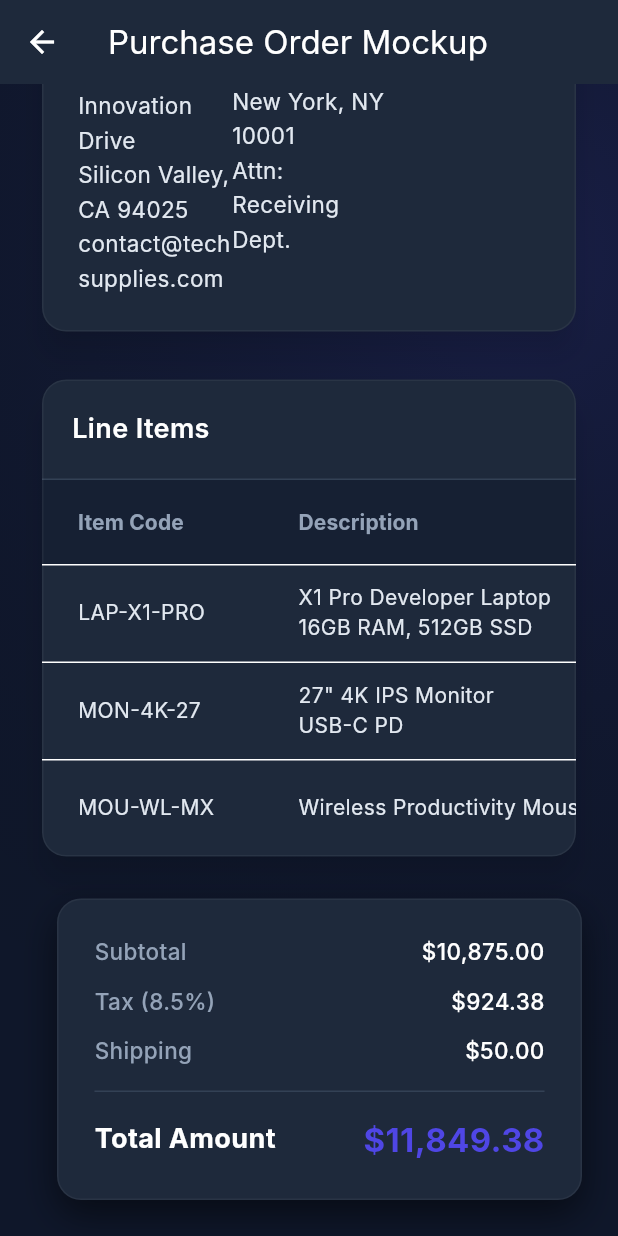
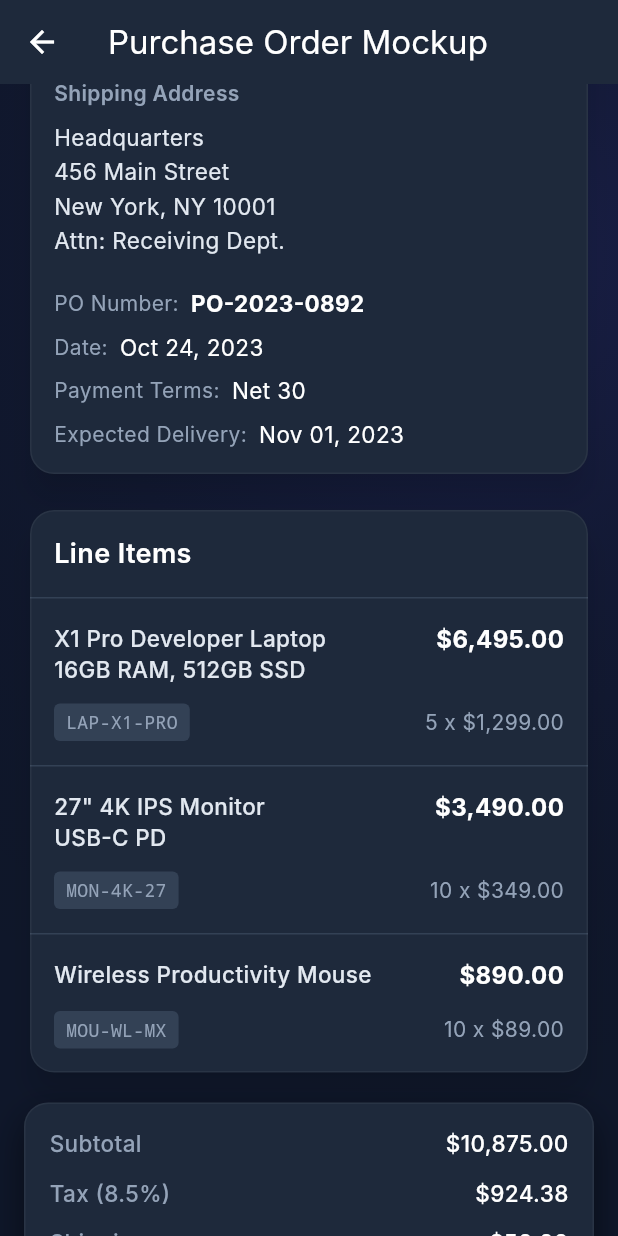
Before and after one commit to eruibal/Projects, a Flutter app: the PurchaseOrderScreen screen opened directly, scrolled down 235 dp, on a phone screen of 412 x 824 dp. Run offline on Flutter 3.47's test engine with Material 3 defaults, Android fonts, the phone set to English and light mode, and no system bars; Roboto replaces fonts that are missing (Inter).

Commit message:
feat: add responsive PurchaseOrderScreen mockup with vendor and line item details

```diff
--- a/Flutte-data-entry/flutter_form_app/lib/po_mockup.dart
+++ b/Flutte-data-entry/flutter_form_app/lib/po_mockup.dart
@@ -5,6 +5,7 @@ class PurchaseOrderScreen extends StatelessWidget {
 
   @override
   Widget build(BuildContext context) {
+    final isDesktop = MediaQuery.sizeOf(context).width > 768;
     return Scaffold(
       appBar: AppBar(
         title: const Text('Purchase Order Mockup'),
@@ -24,28 +25,23 @@ class PurchaseOrderScreen extends StatelessWidget {
           ),
         ),
         child: SingleChildScrollView(
-          padding: const EdgeInsets.all(24.0),
-          child: ConstrainedBox(
-            constraints: const BoxConstraints(maxWidth: 1000), // Max width for wider screens
-            child: Center(
+          padding: EdgeInsets.all(isDesktop ? 24.0 : 16.0),
           child: Column(
             crossAxisAlignment: CrossAxisAlignment.stretch,
             children: [
-                  _buildHeaderCard(),
-                  const SizedBox(height: 24),
-                  _buildDetailsCard(),
-                  const SizedBox(height: 24),
-                  _buildSummaryFooter(),
+              _buildHeaderCard(isDesktop),
+              SizedBox(height: isDesktop ? 24 : 16),
+              _buildDetailsCard(isDesktop),
+              SizedBox(height: isDesktop ? 24 : 16),
+              _buildSummaryFooter(isDesktop),
             ],
-              ),
-            ),
           ),
         ),
       ),
     );
   }
 
-  Widget _buildHeaderCard() {
+  Widget _buildHeaderCard(bool isDesktop) {
     return Card(
       color: const Color(0xFF1E293B),
       shape: RoundedRectangleBorder(
@@ -55,19 +51,21 @@ class PurchaseOrderScreen extends StatelessWidget {
       elevation: 8,
       shadowColor: Colors.black.withValues(alpha: 0.5),
       child: Padding(
-        padding: const EdgeInsets.all(24.0),
+        padding: EdgeInsets.all(isDesktop ? 24.0 : 16.0),
         child: Column(
           crossAxisAlignment: CrossAxisAlignment.start,
           children: [
             Row(
               mainAxisAlignment: MainAxisAlignment.spaceBetween,
               children: [
-                const Text(
+                Expanded(
+                  child: Text(
                     'Purchase Order',
                     style: TextStyle(
-                    fontSize: 24,
+                      fontSize: isDesktop ? 24 : 20,
                       fontWeight: FontWeight.bold,
                       color: Colors.white,
+                    ),
                   ),
                 ),
                 Container(
@@ -88,7 +86,8 @@ class PurchaseOrderScreen extends StatelessWidget {
                 ),
               ],
             ),
-            const Divider(height: 32, color: Color(0xFF334155)),
+            Divider(height: isDesktop ? 32 : 24, color: const Color(0xFF334155)),
+            if (isDesktop)
               Row(
                 crossAxisAlignment: CrossAxisAlignment.start,
                 children: [
@@ -108,15 +107,43 @@ class PurchaseOrderScreen extends StatelessWidget {
                     child: Column(
                       crossAxisAlignment: CrossAxisAlignment.end,
                       children: [
-                      _buildInfoRow('PO Number:', 'PO-2023-0892', isBold: true),
+                        _buildInfoRow('PO Number:', 'PO-2023-0892', isBold: true, isDesktop: isDesktop),
                         const SizedBox(height: 8),
-                      _buildInfoRow('Date:', 'Oct 24, 2023'),
+                        _buildInfoRow('Date:', 'Oct 24, 2023', isDesktop: isDesktop),
                         const SizedBox(height: 8),
-                      _buildInfoRow('Payment Terms:', 'Net 30'),
+                        _buildInfoRow('Payment Terms:', 'Net 30', isDesktop: isDesktop),
                         const SizedBox(height: 8),
-                      _buildInfoRow('Expected Delivery:', 'Nov 01, 2023'),
+                        _buildInfoRow('Expected Delivery:', 'Nov 01, 2023', isDesktop: isDesktop),
                       ],
                     ),
+                  ),
+                ],
+              )
+            else
+              Column(
+                crossAxisAlignment: CrossAxisAlignment.start,
+                children: [
+                  _buildInfoColumn(
+                    'Vendor Details',
+                    'Tech Supplies Corp.\n123 Innovation Drive\nSilicon Valley, CA 94025\ncontact@techsupplies.com',
+                  ),
+                  const SizedBox(height: 20),
+                  _buildInfoColumn(
+                    'Shipping Address',
+                    'Headquarters\n456 Main Street\nNew York, NY 10001\nAttn: Receiving Dept.',
+                  ),
+                  const SizedBox(height: 20),
+                  Column(
+                    crossAxisAlignment: CrossAxisAlignment.start,
+                    children: [
+                      _buildInfoRow('PO Number:', 'PO-2023-0892', isBold: true, isDesktop: isDesktop),
+                      const SizedBox(height: 8),
+                      _buildInfoRow('Date:', 'Oct 24, 2023', isDesktop: isDesktop),
+                      const SizedBox(height: 8),
+                      _buildInfoRow('Payment Terms:', 'Net 30', isDesktop: isDesktop),
+                      const SizedBox(height: 8),
+                      _buildInfoRow('Expected Delivery:', 'Nov 01, 2023', isDesktop: isDesktop),
+                    ],
                   ),
                 ],
               ),
@@ -151,10 +178,10 @@ class PurchaseOrderScreen extends StatelessWidget {
     );
   }
 
-  Widget _buildInfoRow(String label, String value, {bool isBold = false}) {
+  Widget _buildInfoRow(String label, String value, {bool isBold = false, bool isDesktop = true}) {
     return Row(
       mainAxisSize: MainAxisSize.min,
-      mainAxisAlignment: MainAxisAlignment.end,
+      mainAxisAlignment: isDesktop ? MainAxisAlignment.end : MainAxisAlignment.start,
       children: [
         Text(
           label,
@@ -176,7 +203,13 @@ class PurchaseOrderScreen extends StatelessWidget {
     );
   }
 
-  Widget _buildDetailsCard() {
+  Widget _buildDetailsCard(bool isDesktop) {
+    final items = [
+      {'code': 'LAP-X1-PRO', 'desc': 'X1 Pro Developer Laptop\n16GB RAM, 512GB SSD', 'qty': '5', 'price': '\$1,299.00', 'total': '\$6,495.00'},
+      {'code': 'MON-4K-27', 'desc': '27" 4K IPS Monitor\nUSB-C PD', 'qty': '10', 'price': '\$349.00', 'total': '\$3,490.00'},
+      {'code': 'MOU-WL-MX', 'desc': 'Wireless Productivity Mouse', 'qty': '10', 'price': '\$89.00', 'total': '\$890.00'},
+    ];
+
     return Card(
       color: const Color(0xFF1E293B),
       shape: RoundedRectangleBorder(
@@ -190,7 +223,7 @@ class PurchaseOrderScreen extends StatelessWidget {
         crossAxisAlignment: CrossAxisAlignment.stretch,
         children: [
           Padding(
-            padding: const EdgeInsets.all(20.0),
+            padding: EdgeInsets.all(isDesktop ? 20.0 : 16.0),
             child: const Text(
               'Line Items',
               style: TextStyle(
@@ -201,56 +234,129 @@ class PurchaseOrderScreen extends StatelessWidget {
             ),
           ),
           const Divider(height: 1, color: Color(0xFF334155)),
-          SingleChildScrollView(
-            scrollDirection: Axis.horizontal,
-            child: DataTable(
-              headingRowColor: WidgetStateProperty.all(const Color(0xFF0F172A).withValues(alpha: 0.5)),
-              dataRowMaxHeight: 65,
-              dataRowMinHeight: 65,
-              dividerThickness: 1,
-              columns: const [
-                DataColumn(label: Text('Item Code', style: TextStyle(fontWeight: FontWeight.bold, color: Color(0xFF94A3B8)))),
-                DataColumn(label: Text('Description', style: TextStyle(fontWeight: FontWeight.bold, color: Color(0xFF94A3B8)))),
-                DataColumn(label: Text('Qty', style: TextStyle(fontWeight: FontWeight.bold, color: Color(0xFF94A3B8))), numeric: true),
-                DataColumn(label: Text('Unit Price', style: TextStyle(fontWeight: FontWeight.bold, color: Color(0xFF94A3B8))), numeric: true),
-                DataColumn(label: Text('Total', style: TextStyle(fontWeight: FontWeight.bold, color: Color(0xFF94A3B8))), numeric: true),
-              ],
-              rows: const [
-                DataRow(cells: [
-                  DataCell(Text('LAP-X1-PRO', style: TextStyle(color: Color(0xFFE2E8F0)))),
-                  DataCell(Text('X1 Pro Developer Laptop\n16GB RAM, 512GB SSD', style: TextStyle(color: Color(0xFFE2E8F0)))),
-                  DataCell(Text('5', style: TextStyle(color: Color(0xFFE2E8F0)))),
-                  DataCell(Text('\$1,299.00', style: TextStyle(color: Color(0xFFE2E8F0)))),
-                  DataCell(Text('\$6,495.00', style: TextStyle(fontWeight: FontWeight.w600, color: Colors.white))),
-                ]),
-                DataRow(cells: [
-                  DataCell(Text('MON-4K-27', style: TextStyle(color: Color(0xFFE2E8F0)))),
-                  DataCell(Text('27" 4K IPS Monitor\nUSB-C PD', style: TextStyle(color: Color(0xFFE2E8F0)))),
-                  DataCell(Text('10', style: TextStyle(color: Color(0xFFE2E8F0)))),
-                  DataCell(Text('\$349.00', style: TextStyle(color: Color(0xFFE2E8F0)))),
-                  DataCell(Text('\$3,490.00', style: TextStyle(fontWeight: FontWeight.w600, color: Colors.white))),
-                ]),
-                DataRow(cells: [
-                  DataCell(Text('MOU-WL-MX', style: TextStyle(color: Color(0xFFE2E8F0)))),
-                  DataCell(Text('Wireless Productivity Mouse', style: TextStyle(color: Color(0xFFE2E8F0)))),
-                  DataCell(Text('10', style: TextStyle(color: Color(0xFFE2E8F0)))),
-                  DataCell(Text('\$89.00', style: TextStyle(color: Color(0xFFE2E8F0)))),
-                  DataCell(Text('\$890.00', style: TextStyle(fontWeight: FontWeight.w600, color: Colors.white))),
-                ]),
+          if (isDesktop)
+            Column(
+              children: [
+                // Table Header
+                Container(
+                  color: const Color(0xFF0F172A).withValues(alpha: 0.5),
+                  padding: const EdgeInsets.symmetric(horizontal: 16.0, vertical: 16.0),
+                  child: Row(
+                    children: const [
+                      Expanded(flex: 2, child: Text('Item Code', style: TextStyle(fontWeight: FontWeight.bold, color: Color(0xFF94A3B8)))),
+                      Expanded(flex: 4, child: Text('Description', style: TextStyle(fontWeight: FontWeight.bold, color: Color(0xFF94A3B8)))),
+                      Expanded(flex: 1, child: Text('Qty', textAlign: TextAlign.right, style: TextStyle(fontWeight: FontWeight.bold, color: Color(0xFF94A3B8)))),
+                      Expanded(flex: 2, child: Text('Unit Price', textAlign: TextAlign.right, style: TextStyle(fontWeight: FontWeight.bold, color: Color(0xFF94A3B8)))),
+                      Expanded(flex: 2, child: Text('Total', textAlign: TextAlign.right, style: TextStyle(fontWeight: FontWeight.bold, color: Color(0xFF94A3B8)))),
                     ],
                   ),
+                ),
+                const Divider(height: 1, color: Color(0xFF334155)),
+                // Table Rows
+                ...items.map((item) {
+                  return Column(
+                    children: [
+                      Padding(
+                        padding: const EdgeInsets.symmetric(horizontal: 16.0, vertical: 16.0),
+                        child: Row(
+                          crossAxisAlignment: CrossAxisAlignment.start,
+                          children: [
+                            Expanded(flex: 2, child: Text(item['code']!, style: const TextStyle(color: Color(0xFFE2E8F0)))),
+                            Expanded(flex: 4, child: Text(item['desc']!, style: const TextStyle(color: Color(0xFFE2E8F0)))),
+                            Expanded(flex: 1, child: Text(item['qty']!, textAlign: TextAlign.right, style: const TextStyle(color: Color(0xFFE2E8F0)))),
+                            Expanded(flex: 2, child: Text(item['price']!, textAlign: TextAlign.right, style: const TextStyle(color: Color(0xFFE2E8F0)))),
+                            Expanded(flex: 2, child: Text(item['total']!, textAlign: TextAlign.right, style: const TextStyle(fontWeight: FontWeight.w600, color: Colors.white))),
+                          ],
+                        ),
+                      ),
+                      const Divider(height: 1, color: Color(0xFF334155)),
+                    ],
+                  );
+                }),
+              ],
+            )
+          else
+            ListView.separated(
+              shrinkWrap: true,
+              physics: const NeverScrollableScrollPhysics(),
+              itemCount: items.length,
+              separatorBuilder: (context, index) => const Divider(height: 1, color: Color(0xFF334155)),
+              itemBuilder: (context, index) {
+                final item = items[index];
+                return Padding(
+                  padding: const EdgeInsets.all(16.0),
+                  child: Column(
+                    crossAxisAlignment: CrossAxisAlignment.start,
+                    children: [
+                      Row(
+                        mainAxisAlignment: MainAxisAlignment.spaceBetween,
+                        crossAxisAlignment: CrossAxisAlignment.start,
+                        children: [
+                          Expanded(
+                            child: Text(
+                              item['desc']!,
+                              style: const TextStyle(
+                                fontSize: 15,
+                                color: Color(0xFFE2E8F0),
+                                fontWeight: FontWeight.w500,
+                              ),
+                            ),
+                          ),
+                          const SizedBox(width: 16),
+                          Text(
+                            item['total']!,
+                            style: const TextStyle(
+                              fontSize: 16,
+                              fontWeight: FontWeight.bold,
+                              color: Colors.white,
+                            ),
+                          ),
+                        ],
+                      ),
+                      const SizedBox(height: 12),
+                      Row(
+                        mainAxisAlignment: MainAxisAlignment.spaceBetween,
+                        children: [
+                          Container(
+                            padding: const EdgeInsets.symmetric(horizontal: 8, vertical: 4),
+                            decoration: BoxDecoration(
+                              color: const Color(0xFF334155),
+                              borderRadius: BorderRadius.circular(4),
+                            ),
+                            child: Text(
+                              item['code']!,
+                              style: const TextStyle(
+                                fontSize: 12,
+                                color: Color(0xFF94A3B8),
+                                fontFamily: 'monospace',
+                              ),
+                            ),
+                          ),
+                          Text(
+                            '${item['qty']} x ${item['price']}',
+                            style: const TextStyle(
+                              fontSize: 14,
+                              color: Color(0xFF94A3B8),
+                            ),
+                          ),
+                        ],
+                      ),
+                    ],
+                  ),
+                );
+              },
             ),
         ],
       ),
     );
   }
 
-  Widget _buildSummaryFooter() {
+  Widget _buildSummaryFooter(bool isDesktop) {
     return Align(
-      alignment: Alignment.centerRight,
+      alignment: isDesktop ? Alignment.centerRight : Alignment.center,
       child: Container(
-        width: 350,
-        padding: const EdgeInsets.all(24.0),
+        width: isDesktop ? 350 : double.infinity,
+        padding: EdgeInsets.all(isDesktop ? 24.0 : 16.0),
         decoration: BoxDecoration(
           color: const Color(0xFF1E293B),
           borderRadius: BorderRadius.circular(16),
```
Lines whose indentation alone changed are shown as unchanged.
